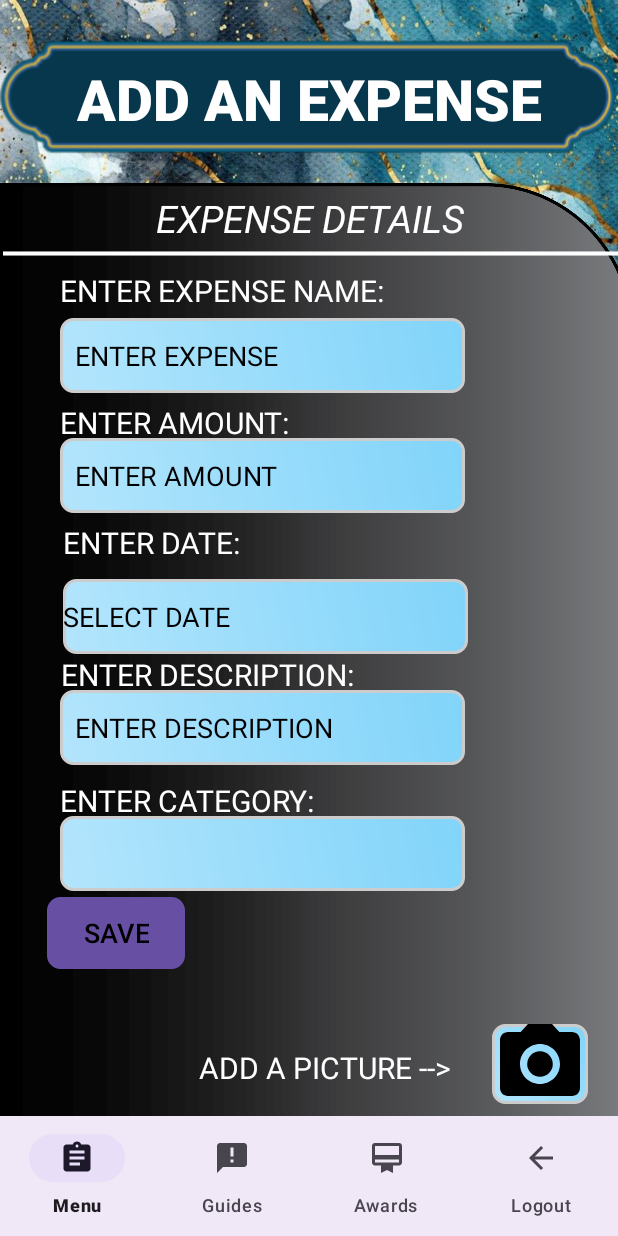
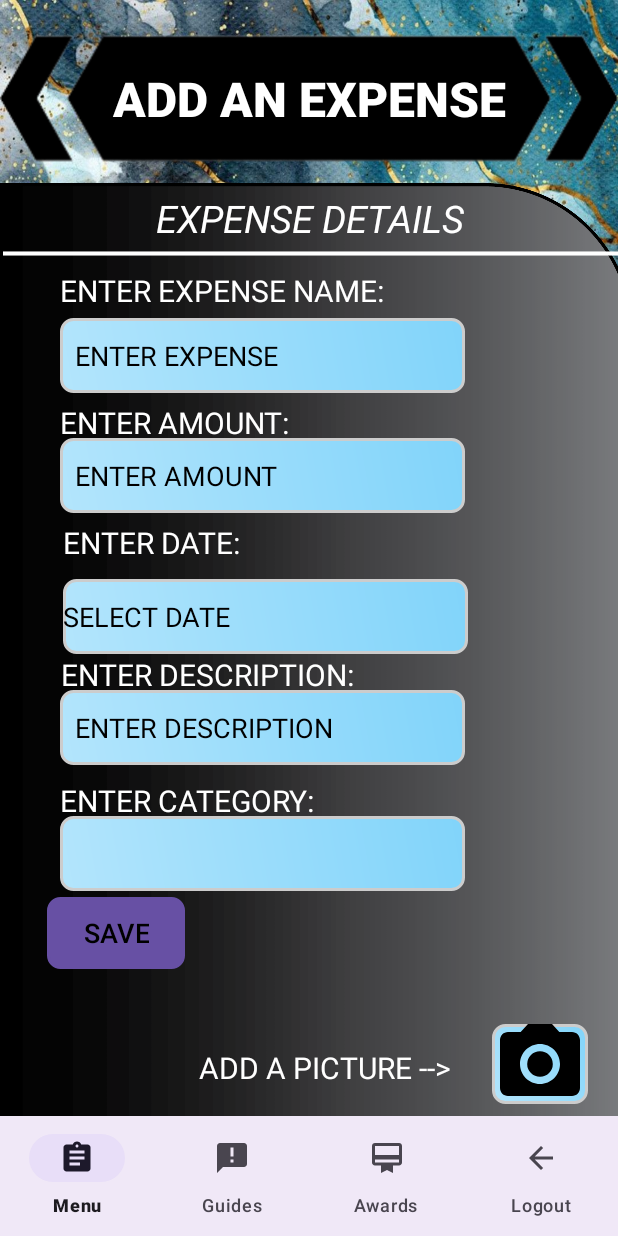
Before and after one commit to ST10260507/BudgetBeatersPOE, an Android app: the AddExpenseActivity screen opened directly, with no data from a screen before it, on a phone screen of 412 x 824 dp. Run offline under Robolectric (Android 15) with nearby library versions, the phone set to English and light mode, and no system bars; our stand-ins replace Firebase (no records; nobody signed in at launch, a user with empty details on screens opened directly).

Commit message:
Changed banners and testing branch.

```diff
--- a/app/src/main/res/layout/activity_add_category.xml
+++ b/app/src/main/res/layout/activity_add_category.xml
@@ -17,7 +17,7 @@
         app:layout_constraintEnd_toEndOf="parent"
         app:layout_constraintStart_toStartOf="parent"
         app:layout_constraintTop_toTopOf="parent"
-        app:srcCompat="@drawable/islamic_label" />
+        app:srcCompat="@drawable/title_banner" />
 
     <!-- Title text for the page: "ADD CATEGORY" -->
     <TextView
--- a/app/src/main/res/layout/activity_add_expense.xml
+++ b/app/src/main/res/layout/activity_add_expense.xml
@@ -17,7 +17,8 @@
         app:layout_constraintHorizontal_bias="1.0"
         app:layout_constraintStart_toStartOf="parent"
         app:layout_constraintTop_toTopOf="parent"
-        app:srcCompat="@drawable/islamic_label" />
+        app:srcCompat="@drawable/title_banner" />
+
 
     <TextView
         android:id="@+id/ExpenseDetailstxt"
@@ -28,7 +29,7 @@
         android:gravity="center"
         android:text="ADD AN EXPENSE"
         android:textColor="@android:color/white"
-        android:textSize="38sp"
+        android:textSize="32sp"
         android:textStyle="bold"
         app:layout_constraintEnd_toEndOf="@+id/imageView"
         app:layout_constraintHorizontal_bias="0.491"
--- a/app/src/main/res/layout/activity_categories.xml
+++ b/app/src/main/res/layout/activity_categories.xml
@@ -18,7 +18,8 @@
         app:layout_constraintHorizontal_bias="1.0"
         app:layout_constraintStart_toStartOf="parent"
         app:layout_constraintTop_toTopOf="parent"
-        app:srcCompat="@drawable/islamic_label" />
+        app:srcCompat="@drawable/title_banner" />
+
 
     <!-- Main title text -->
     <TextView
--- a/app/src/main/res/layout/activity_category_income.xml
+++ b/app/src/main/res/layout/activity_category_income.xml
@@ -18,7 +18,8 @@
         app:layout_constraintHorizontal_bias="1.0"
         app:layout_constraintStart_toStartOf="parent"
         app:layout_constraintTop_toTopOf="parent"
-        app:srcCompat="@drawable/islamic_label" />
+        app:srcCompat="@drawable/title_banner" />
+
 
     <!-- Title text for the activity -->
     <TextView
@@ -30,7 +31,7 @@
         android:gravity="center"
         android:text="VIEW CATEGORY INCOME"
         android:textColor="@android:color/white"
-        android:textSize="30sp"
+        android:textSize="25sp"
         android:textStyle="bold"
         app:layout_constraintEnd_toEndOf="parent"
         app:layout_constraintHorizontal_bias="0.496"
--- a/app/src/main/res/layout/activity_forgot_pass.xml
+++ b/app/src/main/res/layout/activity_forgot_pass.xml
@@ -19,7 +19,8 @@
         app:layout_constraintHorizontal_bias="1.0"
         app:layout_constraintStart_toStartOf="parent"
         app:layout_constraintTop_toTopOf="parent"
-        app:srcCompat="@drawable/islamic_label" />
+        app:srcCompat="@drawable/title_banner" />
+
 
     <!-- Title text for "Forgot Password" screen -->
     <TextView
```
